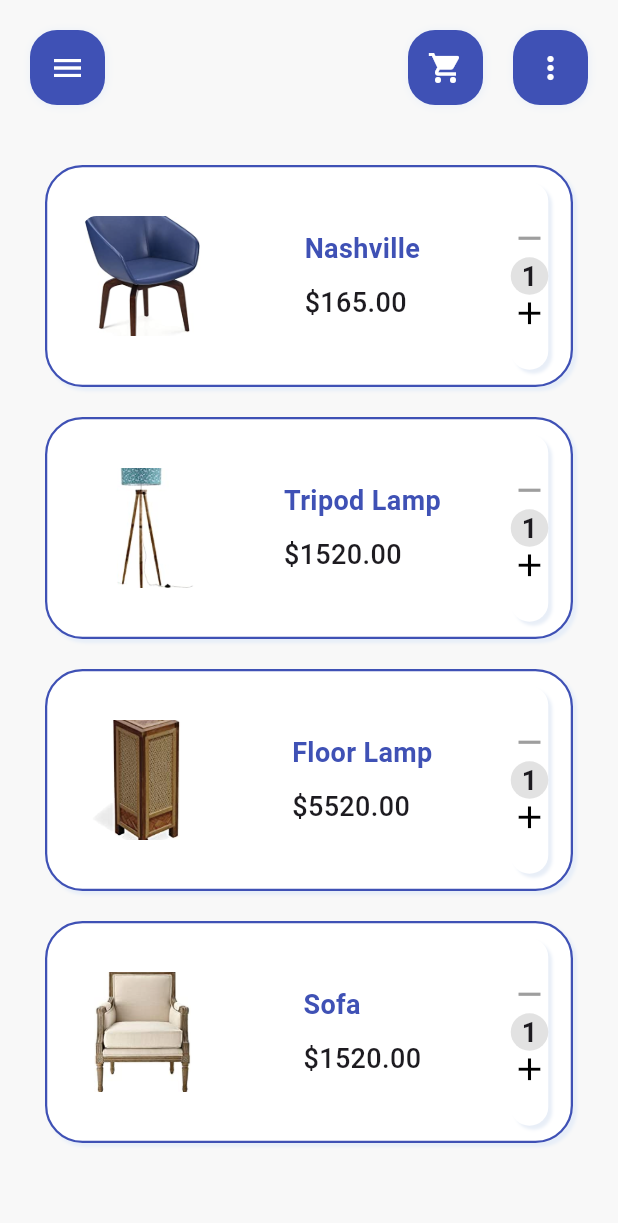
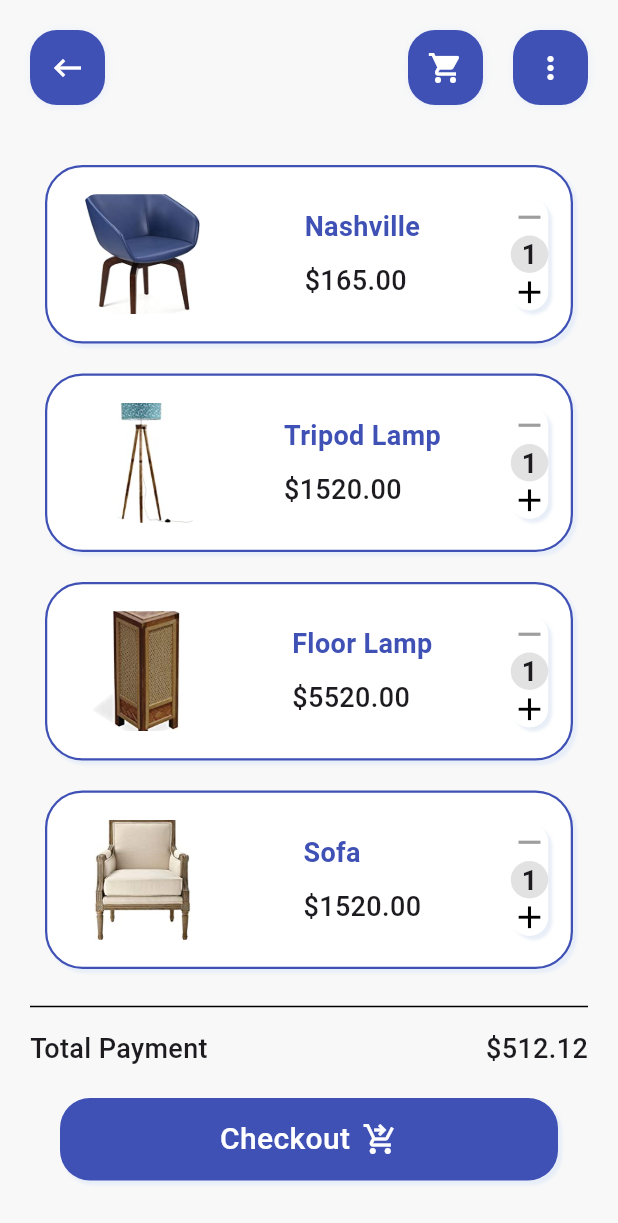
Before and after one commit to Pratham-Makwana/Furniture-App, a Flutter app: the CartScreen screen opened directly, on a phone screen of 412 x 824 dp. Shown: the top 1223 px of the screen. Run offline on Flutter 3.47's test engine with Material 3 defaults, Android fonts, the phone set to English and light mode, and no system bars; our stand-ins replace circle_nav_bar, flutter_rating_bar.

Commit message:
Furniture App Complete

```diff
--- a/lib/main.dart
+++ b/lib/main.dart
@@ -18,7 +18,7 @@ class MyApp extends StatelessWidget {
         scaffoldBackgroundColor: Colors.white,
         primaryColor: Colors.indigo,
       ),
-      home: HomeScreen(),
+      home: LoginScreen(),
     );
   }
 }
--- a/lib/screens/cart_screen.dart
+++ b/lib/screens/cart_screen.dart
@@ -17,14 +17,16 @@ class _CartScreenState extends State<CartScreen> {
       body: SafeArea(
         child: SingleChildScrollView(
           child: Padding(
-            padding: EdgeInsets.only(left: 20,right: 20,top: 20),
+            padding: EdgeInsets.only(left: 20, right: 20, top: 20),
             child: Column(
               children: [
                 Row(
                   mainAxisAlignment: MainAxisAlignment.spaceBetween,
                   children: [
                     GestureDetector(
-                      onTap: () {},
+                      onTap: () {
+                        Navigator.pop(context);
+                      },
                       child: Container(
                         height: 50,
                         width: 50,
@@ -40,7 +42,7 @@ class _CartScreenState extends State<CartScreen> {
                           borderRadius: BorderRadius.circular(18),
                         ),
                         child: Icon(
-                          Icons.menu,
+                          Icons.keyboard_backspace,
                           color: Colors.white,
                         ),
                       ),
@@ -49,7 +51,10 @@ class _CartScreenState extends State<CartScreen> {
                       children: [
                         GestureDetector(
                           onTap: () {
-                            Navigator.push(context, MaterialPageRoute(builder: (context) => CartScreen()));
+                            Navigator.push(
+                                context,
+                                MaterialPageRoute(
+                                    builder: (context) => CartScreen()));
                           },
                           child: Container(
                             height: 50,
@@ -100,17 +105,72 @@ class _CartScreenState extends State<CartScreen> {
                     )
                   ],
                 ),
-                SizedBox(height: 30,),
+                SizedBox(
+                  height: 30,
+                ),
                 ListView(
                   shrinkWrap: true,
                   physics: NeverScrollableScrollPhysics(),
-                  children: categoriesGrid.asMap().entries.map((MapEntry map){
+                  children: categoriesGrid.asMap().entries.map((MapEntry map) {
                     int index = map.key;
                     return GestureDetector(
-                      onTap: (){},
+                      onTap: () {},
                       child: ListItems(index),
                     );
                   }).toList(),
+                ),
+                Divider(
+                  height: 30,
+                  thickness: 1,
+                  color: Colors.black,
+                ),
+                Row(
+                  mainAxisAlignment: MainAxisAlignment.spaceBetween,
+                  children: [
+                    Text(
+                      "Total Payment",
+                      style:
+                          TextStyle(fontSize: 18, fontWeight: FontWeight.w500),
+                    ),
+                    Text(
+                      "\$512.12",
+                      style:
+                      TextStyle(fontSize: 18, fontWeight: FontWeight.w500),
+                    ),
+                  ],
+                ),
+                SizedBox(height: 20,),
+                GestureDetector(
+                  onTap: (){},
+                  child: Container(
+                    margin: EdgeInsets.symmetric(horizontal: 20),
+                    padding: EdgeInsets.symmetric(horizontal: 20),
+                    height: 55,
+                    //width: MediaQuery.of(context).size.width / 2,
+                    decoration: BoxDecoration(
+                        color: Colors.indigo,
+                        borderRadius: BorderRadius.circular(20),
+                        boxShadow: [
+                          BoxShadow(
+                            color: Color(0xFFE7EEF8),
+                            blurRadius: 1.0,
+                            offset: Offset(2.6,2.6),
+                          )
+                        ]
+                    ),
+                    child: Row(
+                      mainAxisAlignment: MainAxisAlignment.center,
+                      children: [
+                        Text("Checkout",style: TextStyle(color: Colors.white,fontWeight: FontWeight.w500,fontSize: 20),),
+                        SizedBox(width: 8),
+                        Icon(
+                          Icons.shopping_cart_checkout,
+                          color: Colors.white,
+                          // size: 30,
+                        ),
+                      ],
+                    ),
+                  ),
                 ),
               ],
             ),
--- a/lib/widgets/list_items.dart
+++ b/lib/widgets/list_items.dart
@@ -84,8 +84,6 @@ class _ListItemsState extends State<ListItems> {
               color: Colors.white,
               borderRadius: BorderRadius.circular(65),
             ),
-            child: Padding(
-              padding: EdgeInsets.symmetric(vertical: 25),
             child: Column(
               mainAxisAlignment: MainAxisAlignment.spaceEvenly,
               crossAxisAlignment: CrossAxisAlignment.center,
@@ -140,7 +138,6 @@ class _ListItemsState extends State<ListItems> {
               ],
             ),
           ),
-          ),
         ],
       ),
     );
```
Lines whose indentation alone changed are shown as unchanged.
